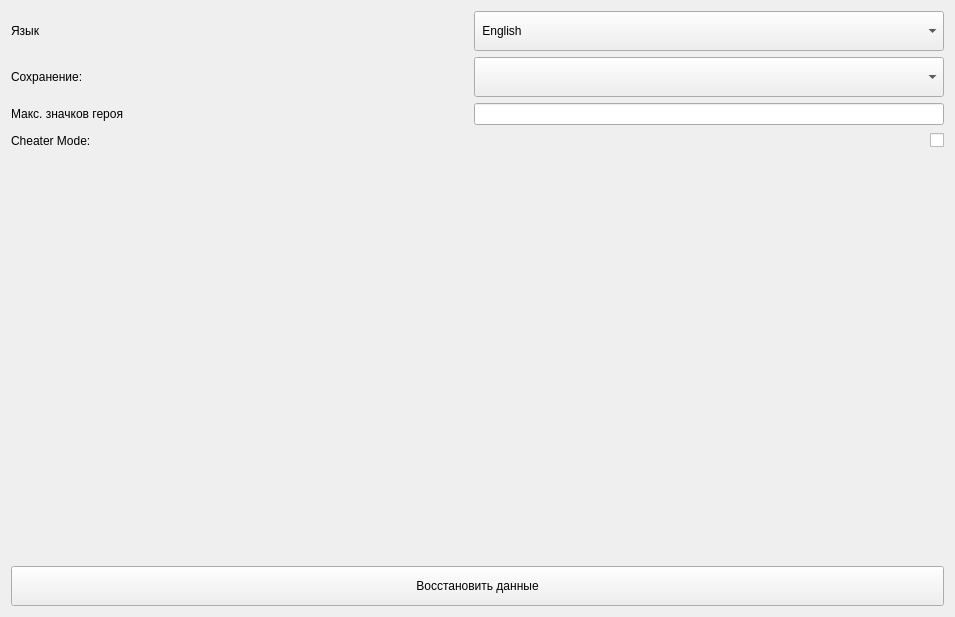
This is tab_settings.ui in lDeathlWhisperl/TLHoN_SE as Qt 5 draws it before an edit. The edited form follows.
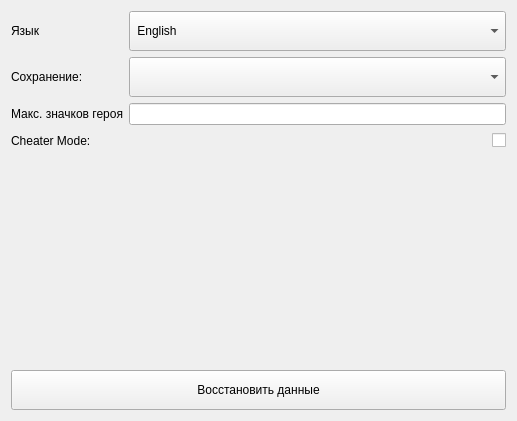
This is the edited form.

What changed in the file:
```diff
--- a/tab_settings.ui
+++ b/tab_settings.ui
@@ -6,8 +6,8 @@
    <rect>
     <x>0</x>
     <y>0</y>
-    <width>955</width>
-    <height>617</height>
+    <width>517</width>
+    <height>421</height>
    </rect>
   </property>
   <property name="windowTitle">
```
Left out of the diff: 4 changed lines with no effect on the pictures.
